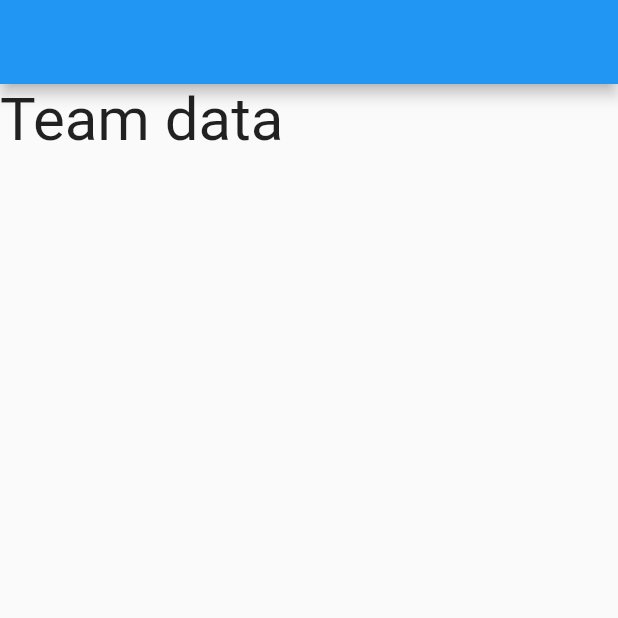
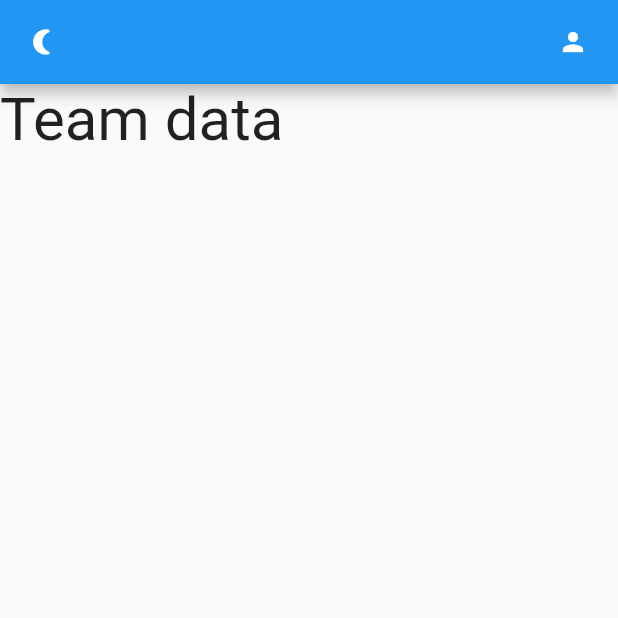
Before and after one commit to Amares03/new_cvsender, a Flutter app: the screen it shows after launch, on a phone screen of 412 x 824 dp, the top half of it. Run offline on Flutter 3.47's test engine with Material 2 defaults, Android fonts, the phone set to English and light mode, and no system bars; our stand-ins replace get_storage.

Commit message:
set the themes

```diff
--- a/lib/main.dart
+++ b/lib/main.dart
@@ -1,5 +1,7 @@
 import 'package:flutter/material.dart';
+import 'package:new_cvsender/services/theme_sevices.dart';
 import 'package:new_cvsender/ui/home_page.dart';
+import 'package:new_cvsender/ui/theme.dart';
 
 void main() {
   runApp(const MyApp());
@@ -14,11 +16,9 @@ class MyApp extends StatelessWidget {
     return MaterialApp(
       title: 'Flutter Demo',
       debugShowCheckedModeBanner: false,
-      // themeMode: ThemeMode.dark,
-      theme:
-          ThemeData(primaryColor: Colors.amber, brightness: Brightness.light),
-      // darkTheme: ThemeData(
-      //     primaryColor: Colors.blueGrey.shade200, brightness: Brightness.dark),
+      theme: Themes.light,
+      darkTheme: Themes.dark,
+      themeMode: ThemeServices().theme,
       home: const HomePage(),
     );
   }
--- /dev/null
+++ b/lib/services/theme_sevices.dart
@@ -0,0 +1,11 @@
+import 'package:flutter/material.dart';
+import 'package:get_storage/get_storage.dart';
+
+class ThemeServices {
+  final _box = GetStorage();
+  final _key = "isDarkMod";
+
+  bool _loadThemeFromBox() => _box.read(_key) ?? false;
+
+  ThemeMode get theme => _loadThemeFromBox() ? ThemeMode.dark : ThemeMode.light;
+}
--- a/lib/ui/home_page.dart
+++ b/lib/ui/home_page.dart
@@ -1,7 +1,4 @@
-import 'package:flutter/cupertino.dart';
 import 'package:flutter/material.dart';
-import 'package:flutter/src/foundation/key.dart';
-import 'package:flutter/src/widgets/framework.dart';
 
 class HomePage extends StatefulWidget {
   const HomePage({Key? key}) : super(key: key);
@@ -14,7 +11,7 @@ class _HomePageState extends State<HomePage> {
   @override
   Widget build(BuildContext context) {
     return Scaffold(
-      appBar: AppBar(),
+      appBar: _appBar(),
       body: Column(
         children: const [
           Text(
@@ -25,4 +22,27 @@ class _HomePageState extends State<HomePage> {
       ),
     );
   }
+
+  _appBar() {
+    return AppBar(
+      leading: GestureDetector(
+        onTap: () {
+          print("Tapped");
+        },
+        child: const Icon(
+          Icons.nightlight_round,
+          size: 20,
+        ),
+      ),
+      actions: const [
+        Icon(
+          Icons.person,
+          size: 20,
+        ),
+        SizedBox(
+          width: 20,
+        ),
+      ],
+    );
+  }
 }
--- a/lib/ui/theme.dart
+++ b/lib/ui/theme.dart
@@ -1,8 +1,16 @@
 import 'package:flutter/material.dart';
+
+const Color blueishClr = Color(0xFF4e5ae8);
+const Color yellowClr = Color(0xFFFFb746);
+const Color pinkClr = Color(0xFFFF4667);
+const Color white = Colors.white;
+const primaryClr = blueishClr;
+const Color darkGryClr = Color(0xFF121212);
+const Color darkHeaderClr = Color(0xFF424242);
 
 class Themes {
   static final light =
-      ThemeData(primaryColor: Colors.blue, brightness: Brightness.light);
+      ThemeData(primaryColor: primaryClr, brightness: Brightness.light);
   static final dark =
-      ThemeData(primaryColor: Colors.amber, brightness: Brightness.dark);
+      ThemeData(primaryColor: darkGryClr, brightness: Brightness.dark);
 }
--- a/pubspec.yaml
+++ b/pubspec.yaml
@@ -34,6 +34,8 @@ dependencies:
   # The following adds the Cupertino Icons font to your application.
   # Use with the CupertinoIcons class for iOS style icons.
   cupertino_icons: ^1.0.2
+  get_storage:
+  get:
 
 dev_dependencies:
   flutter_test:
```
Also changed, not shown: pubspec.lock, 1 other file.
